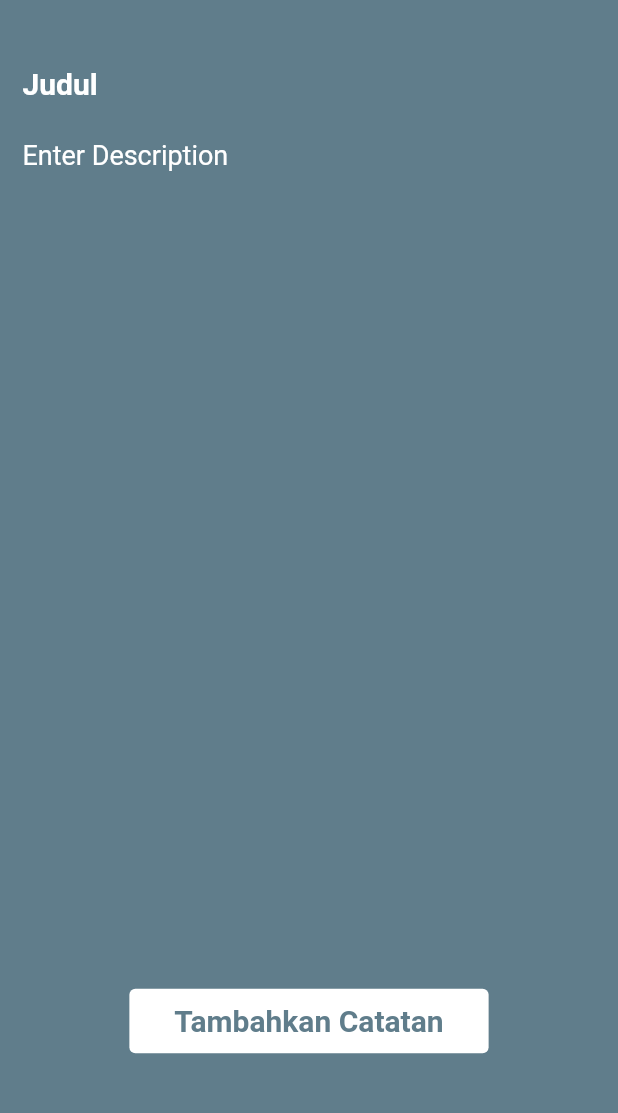
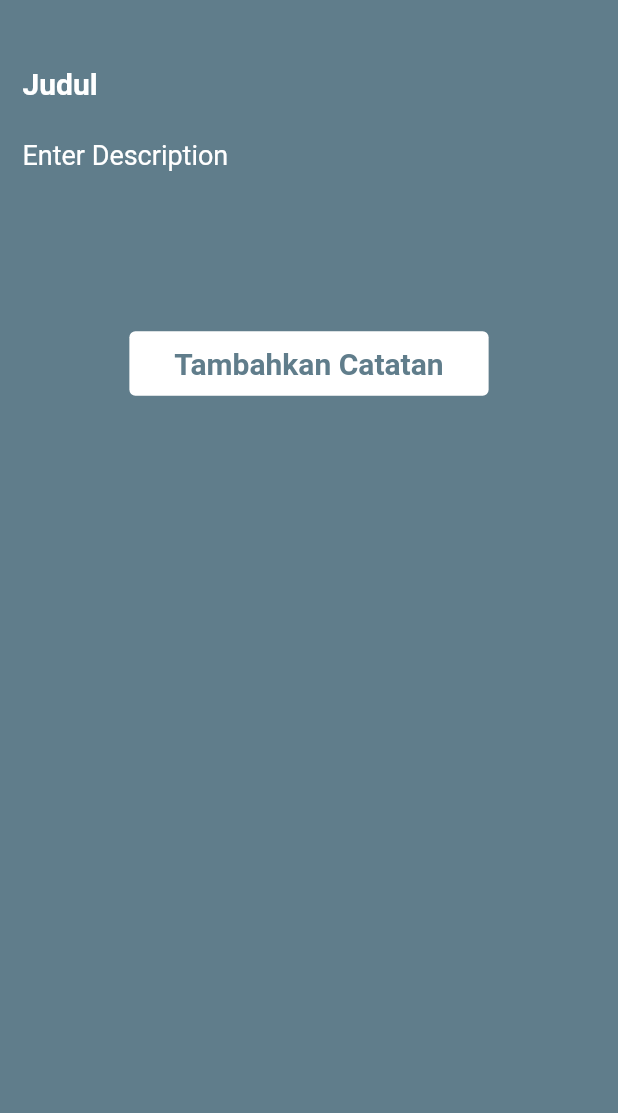
Before and after one commit to KevinBenaya/flutter_note, a Flutter app: the AddScreen screen opened directly, after a tap on "Tambahkan Catatan", on a phone screen of 412 x 824 dp, the part 59-1172 px from its top. Run offline on Flutter 3.47's test engine with Material 2 defaults, Android fonts, the phone set to English and light mode, and no system bars.

Commit message:
Editing add_screen.dart

```diff
--- a/lib/screen/add_screen.dart
+++ b/lib/screen/add_screen.dart
@@ -1,24 +1,34 @@
 import 'package:flutter/material.dart';
 import 'package:provider/provider.dart';
 import 'package:flutter_note/models/models.dart';
-import 'package:flutter_note/screen/screeen.dart';
 
 class AddScreen extends StatelessWidget {
+  /*@override
+  Widget build(BuildContext context) {
+    return const MaterialApp(
+      home: AddScreen(),
+    );
+  }*/
+
+  const AddScreen({Key? key}) : super(key: key);
   @override
   Widget build(BuildContext context) {
-    String judulTeks;
-    String ddeskripsiTeks;
+    String? judulTeks;
+    String? deskripsiTeks;
 
     return Scaffold(
       backgroundColor: Colors.blueGrey,
       appBar: AppBar(
-        title: Text('KelasKu'),
+        title: const Text('KelasKu'),
         centerTitle: true,
         elevation: 0,
         backgroundColor: Colors.transparent,
       ),
-      body: Padding(
-        padding: EdgeInsets.only(
+      body: Container(
+        width: MediaQuery.of(context).size.width,
+        height: MediaQuery.of(context).size.height * 0.4,
+        child: Padding(
+          padding: const EdgeInsets.only(
             top: 15,
             left: 15,
             right: 15,
@@ -27,7 +37,7 @@ class AddScreen extends StatelessWidget {
           child: Column(
             children: [
               TextField(
-              decoration: InputDecoration(
+                decoration: const InputDecoration(
                   border: InputBorder.none,
                   hintText: 'Judul',
                   hintStyle: TextStyle(
@@ -36,7 +46,7 @@ class AddScreen extends StatelessWidget {
                     color: Colors.white,
                   ),
                 ),
-              style: TextStyle(
+                style: const TextStyle(
                   fontSize: 20,
                   fontWeight: FontWeight.bold,
                   color: Colors.white,
@@ -47,7 +57,7 @@ class AddScreen extends StatelessWidget {
               ),
               Expanded(
                 child: TextField(
-                decoration: InputDecoration(
+                  decoration: const InputDecoration(
                     border: InputBorder.none,
                     hintText: 'Enter Description',
                     hintStyle: TextStyle(
@@ -55,27 +65,27 @@ class AddScreen extends StatelessWidget {
                       color: Colors.white,
                     ),
                   ),
-                style: TextStyle(
+                  style: const TextStyle(
                     fontSize: 18,
                     color: Colors.white,
                   ),
                   onChanged: (value) {
-                  ddeskripsiTeks = value;
+                    deskripsiTeks = value;
                   },
                 ),
               ),
               TextButton(
                 onPressed: () {
                   Provider.of<NotesOperation>(context, listen: false)
-                    .addNewNote(judulTeks, ddeskripsiTeks);
+                      .addNewNote(judulTeks!, deskripsiTeks!);
                   Navigator.pop(context);
                 },
                 style: TextButton.styleFrom(
-                padding:
-                    EdgeInsets.only(left: 30, right: 30, top: 10, bottom: 10),
+                  padding: const EdgeInsets.only(
+                      left: 30, right: 30, top: 10, bottom: 10),
                   backgroundColor: Colors.white,
                 ),
-              child: Text(
+                child: const Text(
                   'Tambahkan Catatan',
                   style: TextStyle(
                     fontSize: 20,
@@ -87,6 +97,7 @@ class AddScreen extends StatelessWidget {
             ],
           ),
         ),
+      ),
     );
   }
 }
```
Lines whose indentation alone changed are shown as unchanged.
